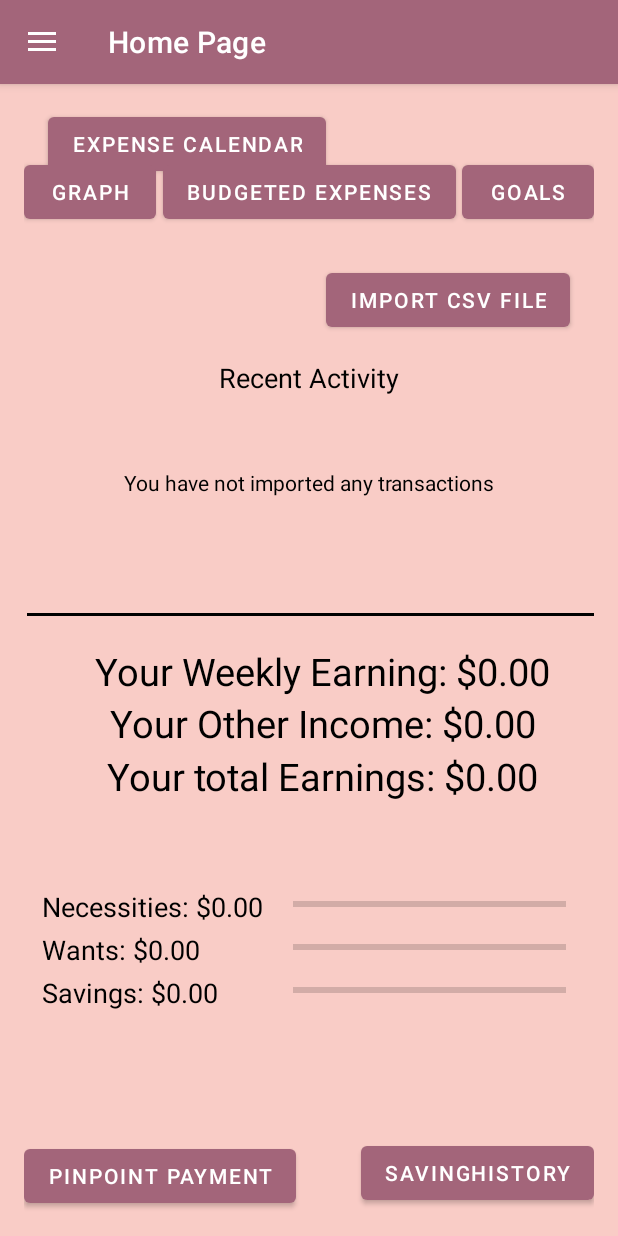
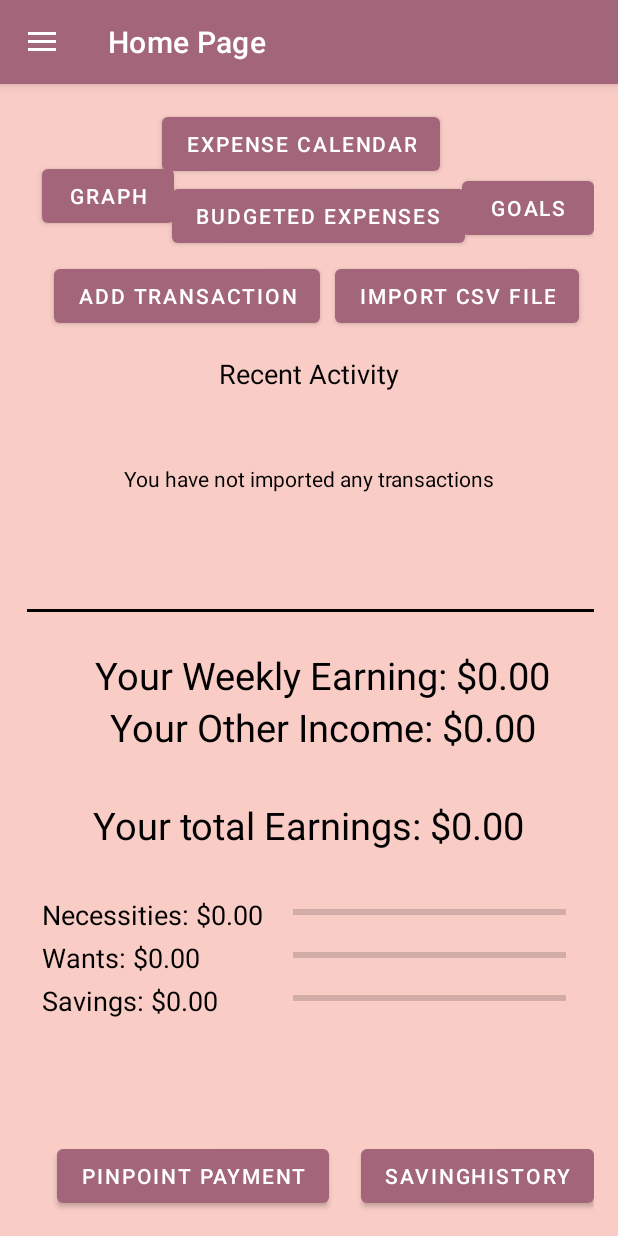
Before and after one commit to tzg4759/Saver_Sidekick, an Android app: the HomePageActivity screen opened directly, with no data from a screen before it, on a phone screen of 412 x 824 dp. Run offline under Robolectric (Android 15) with nearby library versions, the phone set to English and light mode, and no system bars.

Commit message:
Update activity_home_page.xml

```diff
--- a/SaverSidekick/app/src/main/res/layout/activity_home_page.xml
+++ b/SaverSidekick/app/src/main/res/layout/activity_home_page.xml
@@ -1,4 +1,3 @@
-<?xml version="1.0" encoding="utf-8"?>
 <androidx.drawerlayout.widget.DrawerLayout
     xmlns:android="http://schemas.android.com/apk/res/android"
     xmlns:app="http://schemas.android.com/apk/res-auto"
@@ -23,11 +22,13 @@
             app:layout_constraintStart_toStartOf="parent"
             app:layout_constraintTop_toBottomOf="@+id/noTransactionsText" />
 
+
         <Button
             android:id="@+id/calendarButton"
             android:layout_width="wrap_content"
             android:layout_height="wrap_content"
-            android:layout_marginStart="16dp"
+            android:layout_marginStart="92dp"
+            android:layout_marginTop="0dp"
             android:text="Expense Calendar"
             android:textColor="#FFFFFF"
             app:layout_constraintStart_toStartOf="parent"
@@ -40,31 +41,35 @@
             android:layout_marginTop="32dp"
             android:text="@string/goals"
             android:textColor="#FFFFFF"
+            app:layout_constraintBottom_toTopOf="@+id/importFileButton"
             app:layout_constraintEnd_toEndOf="parent"
             app:layout_constraintTop_toTopOf="parent" />
+
 
         <Button
             android:id="@+id/budgetButton"
             android:layout_width="wrap_content"
             android:layout_height="wrap_content"
-            android:layout_marginTop="32dp"
+            android:layout_alignParentBottom="true"
             android:text="@string/budgeted_expenses"
             android:textColor="#FFFFFF"
             app:layout_constraintEnd_toStartOf="@+id/goalsButton"
             app:layout_constraintStart_toEndOf="@+id/graphButton"
-            app:layout_constraintTop_toTopOf="parent" />
+            app:layout_constraintTop_toBottomOf="@+id/calendarButton"
+            tools:ignore="MissingConstraints" />
 
         <Button
             android:id="@+id/graphButton"
             android:layout_width="wrap_content"
             android:layout_height="wrap_content"
+            android:layout_marginStart="12dp"
             android:layout_marginTop="32dp"
             android:text="@string/graph"
             android:textColor="#FFFFFF"
-            app:layout_constraintBottom_toTopOf="@+id/textViewEarnings"
+            app:layout_constraintBottom_toTopOf="@+id/addTransaction"
             app:layout_constraintStart_toStartOf="parent"
             app:layout_constraintTop_toTopOf="parent"
-            app:layout_constraintVertical_bias="0.0" />
+            app:layout_constraintVertical_bias="0.127" />
 
         <TableLayout
             android:id="@+id/tableLayout"
@@ -144,6 +149,7 @@
                     android:layout_marginStart="20dp" />
             </TableRow>
 
+
             <TableRow
                 android:layout_width="match_parent"
                 android:layout_height="match_parent" />
@@ -153,17 +159,13 @@
             android:id="@+id/textViewEarnings"
             android:layout_width="wrap_content"
             android:layout_height="wrap_content"
-            android:layout_marginStart="162dp"
-            android:layout_marginTop="430dp"
-            android:layout_marginEnd="143dp"
-            android:layout_marginBottom="60dp"
             android:text="@string/your_earnings"
             android:textColor="@color/black"
             android:textSize="25sp"
             app:layout_constraintBottom_toTopOf="@+id/tableLayout"
             app:layout_constraintEnd_toEndOf="parent"
             app:layout_constraintStart_toStartOf="parent"
-            app:layout_constraintTop_toTopOf="parent" />
+            app:layout_constraintTop_toBottomOf="@+id/textViewNewIncome" />
 
         <TextView
             android:id="@+id/textViewNewIncome"
@@ -180,6 +182,7 @@
             app:layout_constraintEnd_toEndOf="parent"
             app:layout_constraintStart_toStartOf="parent"
             app:layout_constraintTop_toTopOf="parent" />
+
 
         <TextView
             android:id="@+id/textViewWeeklyEarnings"
@@ -207,7 +210,7 @@
             android:textSize="18sp"
             app:layout_constraintEnd_toEndOf="parent"
             app:layout_constraintStart_toStartOf="parent"
-            app:layout_constraintTop_toBottomOf="@+id/importFileButton" />
+            app:layout_constraintTop_toBottomOf="@+id/addTransaction" />
 
         <EditText
             android:id="@+id/summaryTextView"
@@ -223,16 +226,27 @@
             app:layout_constraintVertical_bias="0.0" />
 
         <Button
+            android:id="@+id/addTransaction"
+            android:layout_width="wrap_content"
+            android:layout_height="wrap_content"
+            android:layout_marginStart="10dp"
+            android:layout_marginTop="5dp"
+            android:text="Add Transaction"
+            android:textColor="#FFFFFF"
+            app:layout_constraintEnd_toStartOf="@+id/importFileButton"
+            app:layout_constraintStart_toStartOf="parent"
+            app:layout_constraintTop_toBottomOf="@+id/budgetButton" />
+
+        <Button
             android:id="@+id/importFileButton"
             android:layout_width="wrap_content"
             android:layout_height="wrap_content"
-            android:layout_marginTop="104dp"
+            android:layout_marginTop="5dp"
+            android:layout_marginEnd="10dp"
             android:text="Import CSV File"
             android:textColor="#FFFFFF"
             app:layout_constraintEnd_toEndOf="parent"
-            app:layout_constraintHorizontal_bias="0.0"
-            app:layout_constraintStart_toEndOf="@+id/calendarButton"
-            app:layout_constraintTop_toTopOf="parent" />
+            app:layout_constraintTop_toBottomOf="@+id/budgetButton" />
 
         <TextView
             android:id="@+id/noTransactionsText"
@@ -251,12 +265,12 @@
             android:layout_width="wrap_content"
             android:layout_height="wrap_content"
             android:text="@string/SavingHistory"
+            android:textColor="#FFFFFF"
             app:layout_constraintBottom_toBottomOf="parent"
             app:layout_constraintEnd_toEndOf="parent"
             app:layout_constraintHorizontal_bias="1.0"
-            android:textColor="#FFFFFF"
-            app:layout_constraintStart_toEndOf="@+id/goToPinpointPaymentButton"
-            app:layout_constraintTop_toTopOf="@+id/tableLayout"
+            app:layout_constraintStart_toStartOf="parent"
+            app:layout_constraintTop_toTopOf="@+id/goToPinpointPaymentButton"
             app:layout_constraintVertical_bias="0.989" />
 
         <Button
@@ -267,7 +281,9 @@
             android:text="Pinpoint Payment"
             android:textColor="#FFFFFF"
             app:layout_constraintBottom_toBottomOf="parent"
+            app:layout_constraintEnd_toStartOf="@+id/SavingHistory"
             app:layout_constraintStart_toStartOf="parent" />
+
 
     </androidx.constraintlayout.widget.ConstraintLayout>
 
@@ -277,5 +293,4 @@
         android:layout_height="match_parent"
         android:layout_gravity="start"
         app:menu="@menu/drawer_menu" />
-
 </androidx.drawerlayout.widget.DrawerLayout>
```
